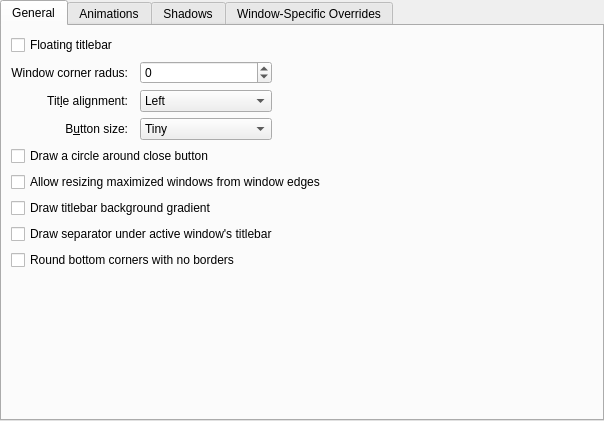
This is kdecoration/config/ui/darklyconfigurationui.ui in DeltaCopy/Darkly as Qt 5 draws it before an edit. The edited form follows.
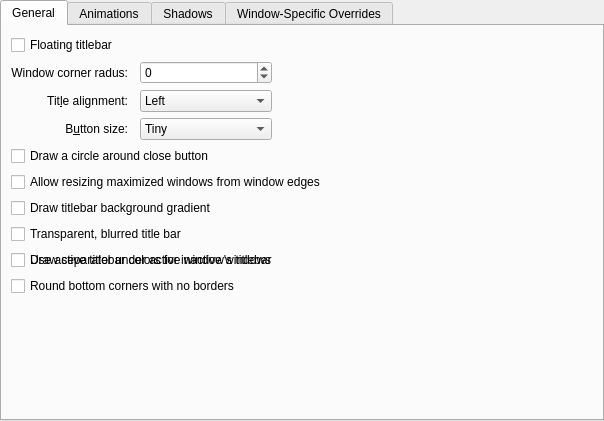
This is the edited form. Custom widgets are drawn as their Qt base class.

Commit message: Add BlurTransparentTitleBar and MatchInactiveTitleBar options; fix 10 bugs

Diff of the .ui file:
```diff
--- a/kdecoration/config/ui/darklyconfigurationui.ui
+++ b/kdecoration/config/ui/darklyconfigurationui.ui
@@ -191,6 +191,26 @@
          </property>
         </widget>
        </item>
+       <item row="7" column="1" colspan="4">
+        <widget class="QCheckBox" name="blurTransparentTitleBar">
+         <property name="toolTip">
+          <string>Make the title bar translucent and blurred, matched to the toolbar opacity so the top of the window is seamless.</string>
+         </property>
+         <property name="text">
+          <string>Transparent, blurred title bar</string>
+         </property>
+        </widget>
+       </item>
+       <item row="8" column="1" colspan="4">
+        <widget class="QCheckBox" name="matchInactiveTitleBar">
+         <property name="toolTip">
+          <string>Keep the titlebar background and text colors identical whether the window is focused or not, so unfocused windows don't appear lighter or more transparent.</string>
+         </property>
+         <property name="text">
+          <string>Use active titlebar colors for inactive windows</string>
+         </property>
+        </widget>
+       </item>
       </layout>
      </widget>
      <widget class="QWidget" name="tab_2">
```
The commit also changes 5 other files.
